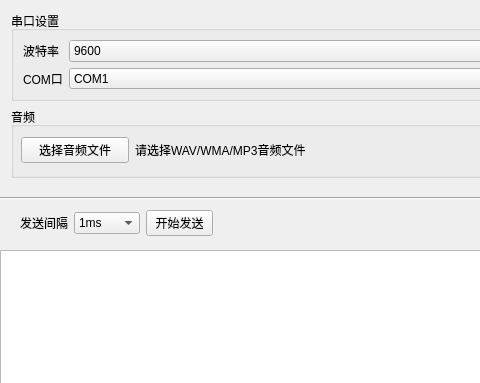
rogetsun/sound-sender, file ui/uvmainwindow.ui: the form before one commit; both pictures show x 0 to 480 and y 0 to 383 of the 900 by 727 pixel window.
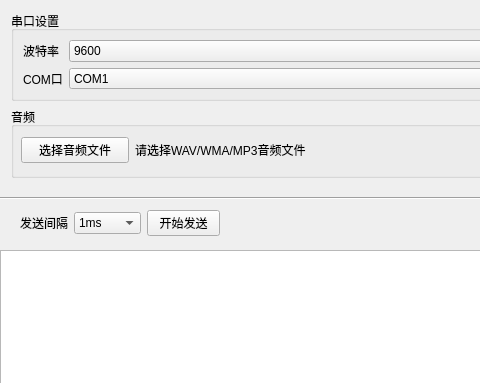
The form after the commit.

The edit to the form file:
```diff
--- a/ui/uvmainwindow.ui
+++ b/ui/uvmainwindow.ui
@@ -11,7 +11,7 @@
    </rect>
   </property>
   <property name="sizePolicy">
-   <sizepolicy hsizetype="Fixed" vsizetype="Preferred">
+   <sizepolicy hsizetype="Fixed" vsizetype="Fixed">
     <horstretch>0</horstretch>
     <verstretch>0</verstretch>
    </sizepolicy>
@@ -406,7 +406,7 @@
      <rect>
       <x>20</x>
       <y>210</y>
-      <width>193</width>
+      <width>200</width>
       <height>26</height>
      </rect>
     </property>
```
